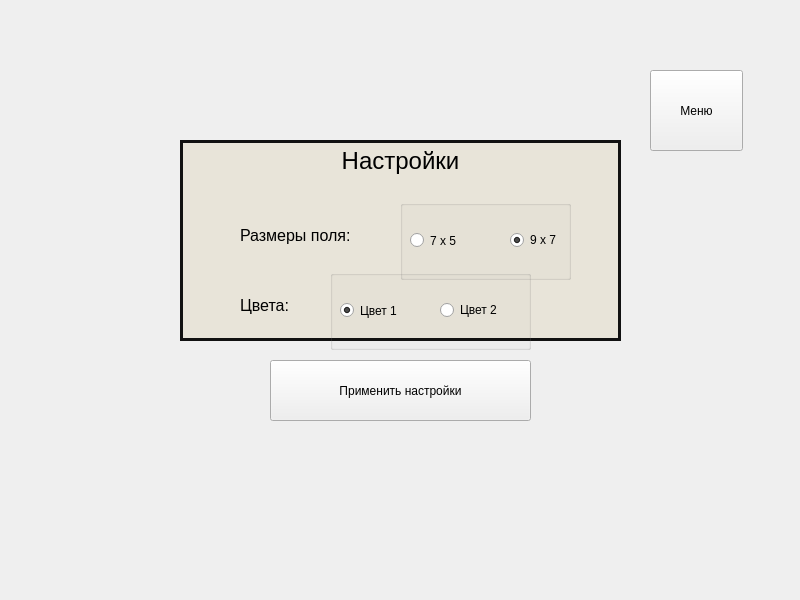
Old version of the form Task5/Resources/ui/forms/settings.ui in the repository SaVyrin/Languages-and-Programming-Systems.
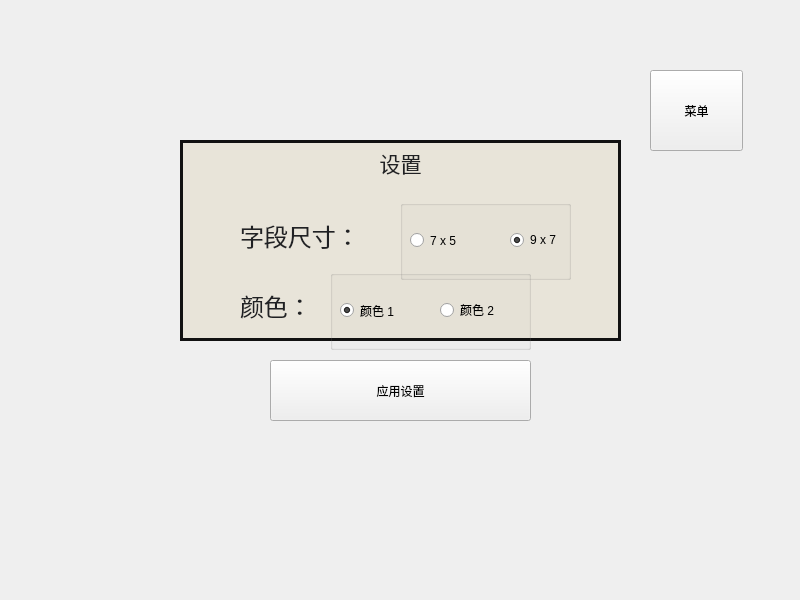
New version of the form.

```diff
--- a/Task5/Resources/ui/forms/settings.ui
+++ b/Task5/Resources/ui/forms/settings.ui
@@ -27,7 +27,7 @@
      </rect>
     </property>
     <property name="text">
-     <string>Меню</string>
+     <string>菜单</string>
     </property>
    </widget>
    <widget class="QTextEdit" name="textEdit">
@@ -48,7 +48,7 @@
 &lt;html&gt;&lt;head&gt;&lt;meta name=&quot;qrichtext&quot; content=&quot;1&quot; /&gt;&lt;style type=&quot;text/css&quot;&gt;
 p, li { white-space: pre-wrap; }
 &lt;/style&gt;&lt;/head&gt;&lt;body style=&quot; font-family:'MS Shell Dlg 2'; font-size:7.8pt; font-weight:400; font-style:normal;&quot;&gt;
-&lt;p align=&quot;center&quot; style=&quot; margin-top:0px; margin-bottom:0px; margin-left:0px; margin-right:0px; -qt-block-indent:0; text-indent:0px;&quot;&gt;&lt;span style=&quot; font-size:18pt;&quot;&gt;Настройки&lt;/span&gt;&lt;/p&gt;&lt;/body&gt;&lt;/html&gt;</string>
+&lt;p align=&quot;center&quot; style=&quot; margin-top:0px; margin-bottom:0px; margin-left:0px; margin-right:0px; -qt-block-indent:0; text-indent:0px;&quot;&gt;&lt;a name=&quot;tw-target-text&quot;&gt;&lt;/a&gt;&lt;span style=&quot; font-family:'inherit'; font-size:16pt; color:#202124;&quot;&gt;设&lt;/span&gt;&lt;span style=&quot; font-family:'inherit'; font-size:16pt; color:#202124;&quot;&gt;置&lt;/span&gt;&lt;/p&gt;&lt;/body&gt;&lt;/html&gt;</string>
     </property>
    </widget>
    <widget class="QPushButton" name="saveSettingsButton">
@@ -61,7 +61,7 @@
      </rect>
     </property>
     <property name="text">
-     <string>Применить настройки</string>
+     <string>应用设置</string>
     </property>
    </widget>
    <widget class="QLabel" name="label">
@@ -74,7 +74,7 @@
      </rect>
     </property>
     <property name="text">
-     <string>&lt;html&gt;&lt;head/&gt;&lt;body&gt;&lt;p&gt;&lt;span style=&quot; font-size:12pt;&quot;&gt;Размеры поля:&lt;/span&gt;&lt;/p&gt;&lt;/body&gt;&lt;/html&gt;</string>
+     <string>&lt;html&gt;&lt;head/&gt;&lt;body&gt;&lt;p&gt;&lt;a name=&quot;tw-target-text&quot;/&gt;&lt;span style=&quot; font-family:'inherit'; font-size:24px; color:#202124;&quot;&gt;字&lt;/span&gt;&lt;span style=&quot; font-family:'inherit'; font-size:24px; color:#202124;&quot;&gt;段尺寸：&lt;/span&gt;&lt;/p&gt;&lt;/body&gt;&lt;/html&gt;</string>
     </property>
    </widget>
    <widget class="QLabel" name="label_2">
@@ -87,7 +87,7 @@
      </rect>
     </property>
     <property name="text">
-     <string>&lt;html&gt;&lt;head/&gt;&lt;body&gt;&lt;p&gt;&lt;span style=&quot; font-size:12pt;&quot;&gt;Цвета:&lt;/span&gt;&lt;/p&gt;&lt;/body&gt;&lt;/html&gt;</string>
+     <string>&lt;html&gt;&lt;head/&gt;&lt;body&gt;&lt;p&gt;&lt;a name=&quot;tw-target-text&quot;/&gt;&lt;span style=&quot; font-family:'inherit'; font-size:24px; color:#202124;&quot;&gt;颜&lt;/span&gt;&lt;span style=&quot; font-family:'inherit'; font-size:24px; color:#202124;&quot;&gt;色：&lt;/span&gt;&lt;/p&gt;&lt;/body&gt;&lt;/html&gt;</string>
     </property>
    </widget>
    <widget class="QGroupBox" name="fieldSizes">
@@ -166,7 +166,7 @@
       </rect>
      </property>
      <property name="text">
-      <string>Цвет 1</string>
+      <string>颜色 1</string>
      </property>
      <property name="checked">
       <bool>true</bool>
@@ -182,7 +182,7 @@
       </rect>
      </property>
      <property name="text">
-      <string>Цвет 2</string>
+      <string>颜色 2</string>
      </property>
     </widget>
    </widget>
```
Left out of the diff: 2 changed lines with no effect on the pictures.
